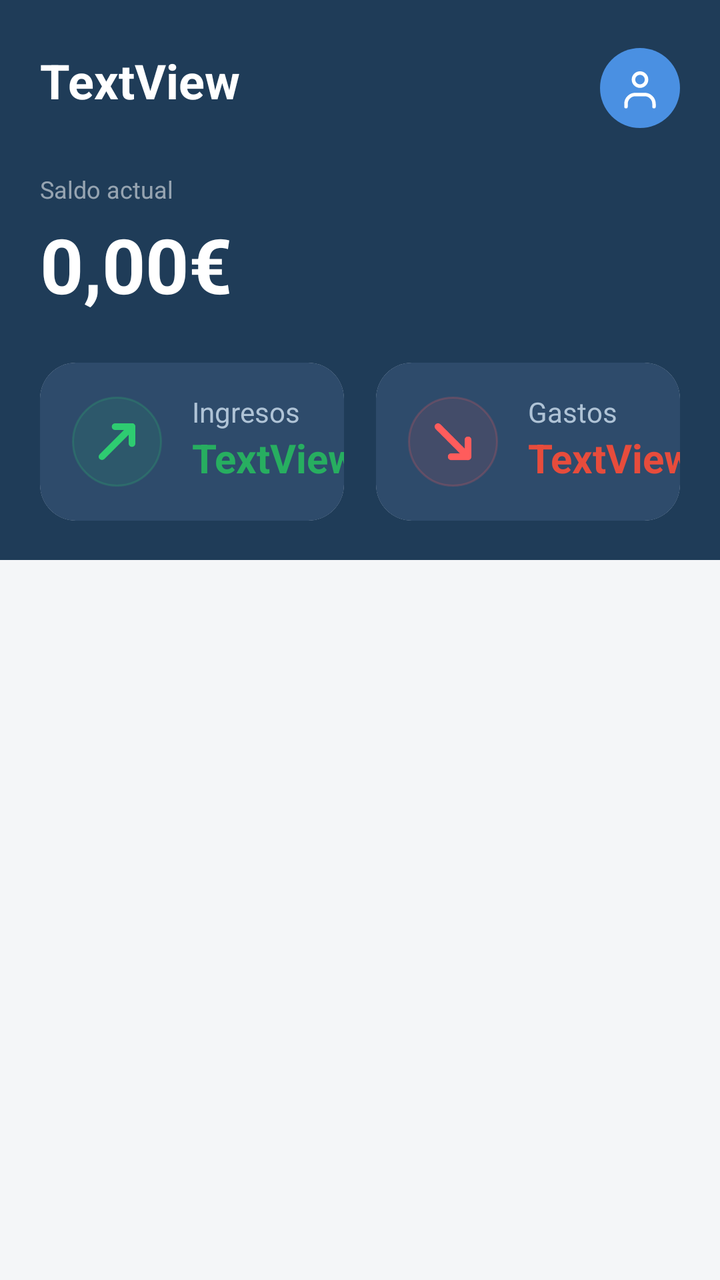
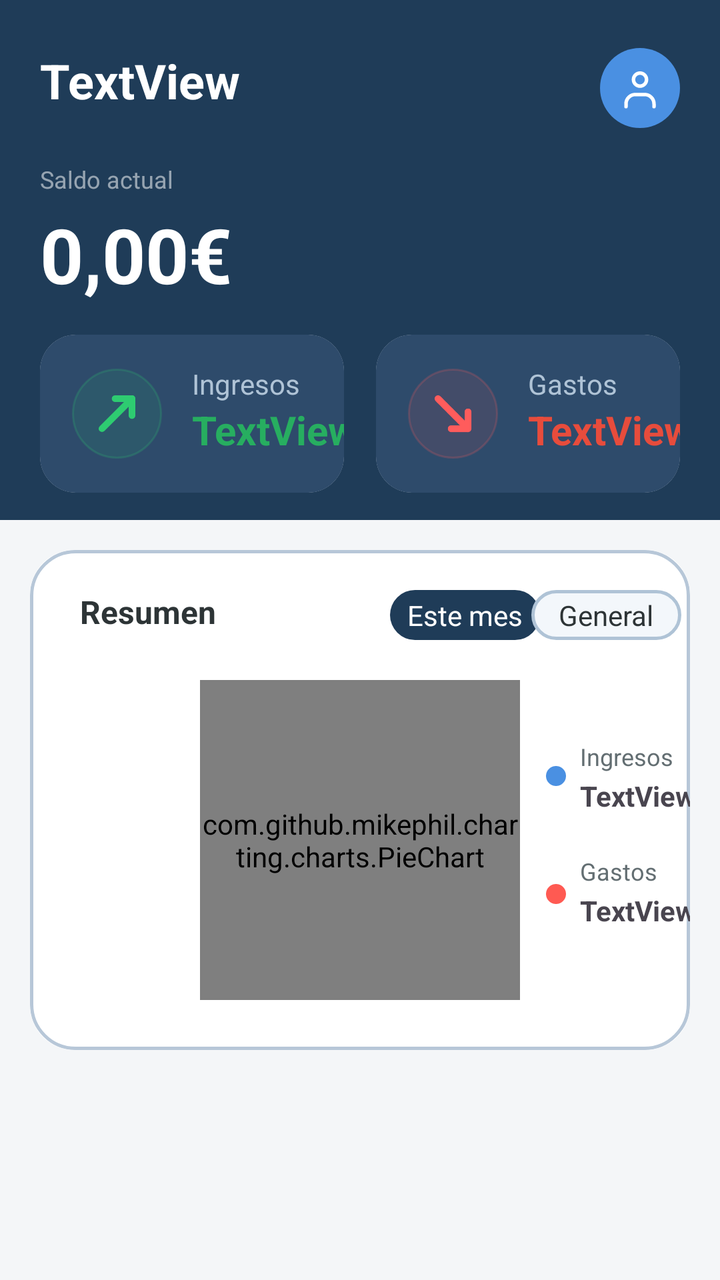

Before-and-after screenshots of an Android layout around one commit, followed by the original layout XML and the change that was made.
<!-- AndroidManifest.xml: application theme Theme.Balancea -->
<!-- res/layout/activity_principal.xml -->
<?xml version="1.0" encoding="utf-8"?>
<androidx.constraintlayout.widget.ConstraintLayout xmlns:android="http://schemas.android.com/apk/res/android"
    xmlns:app="http://schemas.android.com/apk/res-auto"
    xmlns:tools="http://schemas.android.com/tools"
    android:id="@+id/main"
    android:layout_width="wrap_content"
    android:layout_height="wrap_content"
    android:background="@color/fondo_principal"
    tools:context=".Ventanas.Principal">

    <androidx.constraintlayout.widget.ConstraintLayout
        android:layout_width="wrap_content"
        android:layout_height="280dp"
        android:background="@color/color_principal"
        app:layout_constraintEnd_toEndOf="parent"
        app:layout_constraintHorizontal_bias="0.0"
        app:layout_constraintStart_toStartOf="parent"
        app:layout_constraintTop_toTopOf="parent">

        <TextView
            android:id="@+id/campoSaludoUsuarioPrincipal"
            android:layout_width="wrap_content"
            android:layout_height="wrap_content"
            android:layout_marginStart="20dp"
            android:layout_marginTop="24dp"
            android:layout_marginEnd="335dp"
            android:text="TextView"
            android:textColor="@color/tarjetas_cards"
            android:textSize="24sp"
            android:textStyle="bold"
            app:layout_constraintEnd_toEndOf="parent"
            app:layout_constraintHorizontal_bias="0.0"
            app:layout_constraintStart_toStartOf="parent"
            app:layout_constraintTop_toTopOf="parent" />

        <ImageView
            android:id="@+id/imagenPerfilUsuarioPrincipal"
            android:layout_width="40dp"
            android:layout_height="40dp"
            android:layout_marginTop="24dp"
            android:layout_marginEnd="20dp"
            android:background="@drawable/bg_perfil"
            android:scaleType="centerInside"
            app:layout_constraintEnd_toEndOf="parent"
            app:layout_constraintHorizontal_bias="1.0"
            app:layout_constraintStart_toEndOf="@+id/campoSaludoUsuarioPrincipal"
            app:layout_constraintTop_toTopOf="parent"
            app:srcCompat="@drawable/boton_perfil" />

        <TextView
            android:id="@+id/textView"
            android:layout_width="wrap_content"
            android:layout_height="wrap_content"
            android:layout_marginStart="20dp"
            android:layout_marginTop="30dp"
            android:layout_marginEnd="335dp"
            android:text="@string/SaldoActual"
            android:textColor="#88FFFFFF"
            android:textSize="12sp"
            app:layout_constraintEnd_toEndOf="parent"
            app:layout_constraintHorizontal_bias="0.0"
            app:layout_constraintStart_toStartOf="parent"
            app:layout_constraintTop_toBottomOf="@+id/campoSaludoUsuarioPrincipal" />

        <TextView
            android:id="@+id/campoSaldoActualPrincipal"
            android:layout_width="wrap_content"
            android:layout_height="wrap_content"
            android:layout_marginStart="20dp"
            android:layout_marginTop="4dp"
            android:layout_marginEnd="335dp"
            android:text="0,00€"
            android:textColor="@color/tarjetas_cards"
            android:textSize="38sp"
            android:textStyle="bold"
            app:layout_constraintEnd_toEndOf="parent"
            app:layout_constraintHorizontal_bias="0.0"
            app:layout_constraintStart_toStartOf="parent"
            app:layout_constraintTop_toBottomOf="@+id/textView" />

        <androidx.cardview.widget.CardView
            android:id="@+id/cardView"
            android:layout_width="0dp"
            android:layout_height="wrap_content"
            android:layout_marginStart="20dp"
            android:layout_marginTop="24dp"
            android:layout_marginEnd="8dp"
            app:cardCornerRadius="18dp"
            app:cardElevation="0dp"
            app:layout_constraintEnd_toStartOf="@+id/cardView2"
            app:layout_constraintStart_toStartOf="parent"
            app:layout_constraintTop_toBottomOf="@+id/campoSaldoActualPrincipal">

            <androidx.constraintlayout.widget.ConstraintLayout
                android:layout_width="match_parent"
                android:layout_height="match_parent"
                android:background="#2E4B6B">

                <ImageView
                    android:id="@+id/imageView7"
                    android:layout_width="45dp"
                    android:layout_height="45dp"
                    android:layout_marginStart="16dp"
                    android:layout_marginTop="17dp"
                    android:layout_marginBottom="17dp"
                    android:background="@drawable/bg_ingreso"
                    app:layout_constraintBottom_toBottomOf="parent"
                    app:layout_constraintStart_toStartOf="parent"
                    app:layout_constraintTop_toTopOf="parent"
                    app:srcCompat="@drawable/ic_ingreso" />

                <TextView
                    android:id="@+id/textView5"
                    android:layout_width="wrap_content"
                    android:layout_height="wrap_content"
                    android:layout_marginStart="15dp"
                    android:layout_marginTop="15dp"
                    android:text="@string/Ingresos"
                    android:textColor="#AFC3D6"
                    app:layout_constraintEnd_toEndOf="parent"
                    app:layout_constraintHorizontal_bias="0.0"
                    app:layout_constraintStart_toEndOf="@+id/imageView7"
                    app:layout_constraintTop_toTopOf="parent" />

                <TextView
                    android:id="@+id/campoIngresosCardPrincipal"
                    android:layout_width="wrap_content"
                    android:layout_height="wrap_content"
                    android:layout_marginStart="15dp"
                    android:text="TextView"
                    android:textColor="@color/ingreso"
                    android:textSize="20sp"
                    android:textStyle="bold"
                    app:layout_constraintEnd_toEndOf="parent"
                    app:layout_constraintHorizontal_bias="0.0"
                    app:layout_constraintStart_toEndOf="@+id/imageView7"
                    app:layout_constraintTop_toBottomOf="@+id/textView5" />

            </androidx.constraintlayout.widget.ConstraintLayout>

        </androidx.cardview.widget.CardView>

        <androidx.cardview.widget.CardView
            android:id="@+id/cardView2"
            android:layout_width="0dp"
            android:layout_height="wrap_content"
            android:layout_marginStart="8dp"
            android:layout_marginTop="24dp"
            android:layout_marginEnd="20dp"
            app:cardCornerRadius="18dp"
            app:cardElevation="0dp"
            app:layout_constraintEnd_toEndOf="parent"
            app:layout_constraintStart_toEndOf="@+id/cardView"
            app:layout_constraintTop_toBottomOf="@+id/campoSaldoActualPrincipal">

            <androidx.constraintlayout.widget.ConstraintLayout
                android:layout_width="match_parent"
                android:layout_height="match_parent"
                android:background="#2E4B6B">

                <ImageView
                    android:id="@+id/imageView8"
                    android:layout_width="45dp"
                    android:layout_height="45dp"
                    android:layout_marginStart="16dp"
                    android:layout_marginTop="17dp"
                    android:layout_marginBottom="17dp"
                    android:background="@drawable/bg_gasto"
                    app:layout_constraintBottom_toBottomOf="parent"
                    app:layout_constraintStart_toStartOf="parent"
                    app:layout_constraintTop_toTopOf="parent"
                    app:srcCompat="@drawable/ic_gasto" />

                <TextView
                    android:id="@+id/textView6"
                    android:layout_width="wrap_content"
                    android:layout_height="wrap_content"
                    android:layout_marginStart="15dp"
                    android:layout_marginTop="15dp"
                    android:text="@string/Gastos"
                    android:textColor="#AFC3D6"
                    app:layout_constraintEnd_toEndOf="parent"
                    app:layout_constraintHorizontal_bias="0.0"
                    app:layout_constraintStart_toEndOf="@+id/imageView8"
                    app:layout_constraintTop_toTopOf="parent" />

                <TextView
                    android:id="@+id/campoGastosCardPrincipal"
                    android:layout_width="wrap_content"
                    android:layout_height="wrap_content"
                    android:layout_marginStart="15dp"
                    android:text="TextView"
                    android:textColor="@color/gasto"
                    android:textSize="20sp"
                    android:textStyle="bold"
                    app:layout_constraintEnd_toEndOf="parent"
                    app:layout_constraintHorizontal_bias="0.0"
                    app:layout_constraintStart_toEndOf="@+id/imageView8"
                    app:layout_constraintTop_toBottomOf="@+id/textView6" />
            </androidx.constraintlayout.widget.ConstraintLayout>

        </androidx.cardview.widget.CardView>

    </androidx.constraintlayout.widget.ConstraintLayout>

</androidx.constraintlayout.widget.ConstraintLayout>
<!-- resources referenced by this layout -->
<resources>
  <color name="color_principal">#FF1F3C58</color>
  <color name="fondo_principal">#FFF4F6F8</color>
  <color name="gasto">#E74C3C</color>
  <color name="ingreso">#27AE60</color>
  <color name="tarjetas_cards">#FFFFFFFF</color>
  <!-- drawable bg_gasto (drawable) -->
  <?xml version="1.0" encoding="utf-8"?>
  <shape xmlns:android="http://schemas.android.com/apk/res/android"
      android:shape="oval">
  
      <solid android:color="#1AFF5C5C"/>
  
      <stroke
          android:width="1dp"
          android:color="#33FF5C5C"/>
  
  </shape>
  <!-- drawable bg_ingreso (drawable) -->
  <?xml version="1.0" encoding="utf-8"?>
  <shape xmlns:android="http://schemas.android.com/apk/res/android"
      android:shape="oval">
  
      <solid android:color="#1A2ECC71"/>
  
      <stroke
          android:width="1dp"
          android:color="#332ECC71"/>
  
  </shape>
  <!-- drawable bg_perfil (drawable) -->
  <?xml version="1.0" encoding="utf-8"?>
  <shape xmlns:android="http://schemas.android.com/apk/res/android"
      android:shape="oval">
  
      <solid android:color="#4A90E2"/>
  
  </shape>
  <!-- drawable ic_gasto (drawable) -->
  <?xml version="1.0" encoding="utf-8"?>
  <vector xmlns:android="http://schemas.android.com/apk/res/android"
      android:width="24dp"
      android:height="24dp"
      android:viewportWidth="24"
      android:viewportHeight="24">
  
      <path
          android:pathData="M8,8L16,16"
          android:strokeColor="#FF5C5C"
          android:strokeWidth="1.8"
          android:strokeLineCap="round"
          android:fillColor="@android:color/transparent"/>
  
      <path
          android:pathData="M11.5,16H16V11.5"
          android:strokeColor="#FF5C5C"
          android:strokeWidth="1.8"
          android:strokeLineCap="round"
          android:strokeLineJoin="round"
          android:fillColor="@android:color/transparent"/>
  
  </vector>
  <string name="Gastos">Gastos</string>
  <string name="Ingresos">Ingresos</string>
  <string name="SaldoActual">Saldo actual</string>
  <style name="Theme.Balancea" parent="Base.Theme.Balancea" />
  <style name="Base.Theme.Balancea" parent="Theme.Material3.DayNight.NoActionBar">
          
          
      </style>
  <!-- unchanged entries left out for length: 2 -->
</resources>

<!-- the commit's change to res/layout/activity_principal.xml (unified diff, before → after) -->
@@ -9,8 +9,9 @@
     tools:context=".Ventanas.Principal">
 
     <androidx.constraintlayout.widget.ConstraintLayout
+        android:id="@+id/constraintLayout"
         android:layout_width="wrap_content"
-        android:layout_height="280dp"
+        android:layout_height="260dp"
         android:background="@color/color_principal"
         app:layout_constraintEnd_toEndOf="parent"
         app:layout_constraintHorizontal_bias="0.0"
@@ -52,7 +53,7 @@
             android:layout_width="wrap_content"
             android:layout_height="wrap_content"
             android:layout_marginStart="20dp"
-            android:layout_marginTop="30dp"
+            android:layout_marginTop="25dp"
             android:layout_marginEnd="335dp"
             android:text="@string/SaldoActual"
             android:textColor="#88FFFFFF"
@@ -83,7 +84,7 @@
             android:layout_width="0dp"
             android:layout_height="wrap_content"
             android:layout_marginStart="20dp"
-            android:layout_marginTop="24dp"
+            android:layout_marginTop="15dp"
             android:layout_marginEnd="8dp"
             app:cardCornerRadius="18dp"
             app:cardElevation="0dp"
@@ -145,7 +146,7 @@
             android:layout_width="0dp"
             android:layout_height="wrap_content"
             android:layout_marginStart="8dp"
-            android:layout_marginTop="24dp"
+            android:layout_marginTop="15dp"
             android:layout_marginEnd="20dp"
             app:cardCornerRadius="18dp"
             app:cardElevation="0dp"
@@ -203,4 +204,150 @@
 
     </androidx.constraintlayout.widget.ConstraintLayout>
 
+    <androidx.cardview.widget.CardView
+        android:layout_width="0dp"
+        android:layout_height="250dp"
+        android:layout_marginStart="15dp"
+        android:layout_marginTop="15dp"
+        android:layout_marginEnd="15dp"
+        android:background="@drawable/bordes_card"
+        android:padding="1dp"
+        app:cardCornerRadius="22dp"
+        app:cardElevation="0dp"
+        app:layout_constraintEnd_toEndOf="parent"
+        app:layout_constraintStart_toStartOf="parent"
+        app:layout_constraintTop_toBottomOf="@+id/constraintLayout">
+
+        <androidx.constraintlayout.widget.ConstraintLayout
+            android:layout_width="match_parent"
+            android:layout_height="match_parent"
+            android:background="@drawable/bordes_card">
+
+            <TextView
+                android:id="@+id/textView4"
+                android:layout_width="wrap_content"
+                android:layout_height="wrap_content"
+                android:layout_marginStart="25dp"
+                android:layout_marginTop="20dp"
+                android:text="@string/Resumen"
+                android:textColor="@color/texto_principal"
+                android:textSize="16sp"
+                android:textStyle="bold"
+                app:layout_constraintStart_toStartOf="parent"
+                app:layout_constraintTop_toTopOf="parent" />
+
+            <TextView
+                android:id="@+id/campoEsteMesPrincipal"
+                android:layout_width="75dp"
+                android:layout_height="wrap_content"
+                android:layout_marginStart="120dp"
+                android:layout_marginTop="20dp"
+                android:layout_marginEnd="108dp"
+                android:background="@drawable/tab_activo"
+                android:gravity="center"
+                android:padding="3dp"
+                android:text="@string/EsteMes"
+                android:textColor="@color/tarjetas_cards"
+                android:textSize="14sp"
+                app:layout_constraintEnd_toEndOf="parent"
+                app:layout_constraintStart_toEndOf="@+id/textView4"
+                app:layout_constraintTop_toTopOf="parent" />
+
+            <TextView
+                android:id="@+id/campoGeneralPrincipal"
+                android:layout_width="75dp"
+                android:layout_height="wrap_content"
+                android:layout_marginStart="20dp"
+                android:layout_marginTop="20dp"
+                android:layout_marginEnd="29dp"
+                android:background="@drawable/tab_inactivo"
+                android:gravity="center"
+                android:padding="3dp"
+                android:text="@string/General"
+                android:textColor="@color/texto_principal"
+                android:textSize="14sp"
+                app:layout_constraintEnd_toEndOf="parent"
+                app:layout_constraintStart_toEndOf="@+id/campoEsteMesPrincipal"
+                app:layout_constraintTop_toTopOf="parent" />
+
+            <com.github.mikephil.charting.charts.PieChart
+                android:id="@+id/graficaResumen"
+
+                android:layout_width="160dp"
+                android:layout_height="160dp"
+
+                android:layout_marginTop="20dp"
+
+                app:layout_constraintEnd_toEndOf="parent"
+                app:layout_constraintStart_toStartOf="parent"
+                app:layout_constraintTop_toBottomOf="@id/campoEsteMesPrincipal" />
+
+            <TextView
+                android:id="@+id/textView7"
+                android:layout_width="wrap_content"
+                android:layout_height="wrap_content"
+                android:layout_marginStart="30dp"
+                android:layout_marginTop="50dp"
+                android:text="@string/Ingresos"
+                android:textColor="@color/texto_secundario"
+                android:textSize="12sp"
+                app:layout_constraintStart_toEndOf="@+id/graficaResumen"
+                app:layout_constraintTop_toBottomOf="@+id/campoEsteMesPrincipal" />
+
+            <TextView
+                android:id="@+id/textView8"
+                android:layout_width="wrap_content"
+                android:layout_height="wrap_content"
+                android:layout_marginStart="30dp"
+                android:layout_marginTop="20dp"
+                android:text="@string/Gastos"
+                android:textColor="@color/texto_secundario"
+                android:textSize="12sp"
+                app:layout_constraintStart_toEndOf="@+id/graficaResumen"
+                app:layout_constraintTop_toBottomOf="@+id/campoIngresosResumenPrincipal" />
+
+            <TextView
+                android:id="@+id/campoIngresosResumenPrincipal"
+                android:layout_width="wrap_content"
+                android:layout_height="wrap_content"
+                android:layout_marginStart="30dp"
+                android:layout_marginTop="2dp"
+                android:text="TextView"
+                android:textStyle="bold"
+                app:layout_constraintStart_toEndOf="@+id/graficaResumen"
+                app:layout_constraintTop_toBottomOf="@+id/textView7" />
+
+            <TextView
+                android:id="@+id/campoGastosResumenPrincipal"
+                android:layout_width="wrap_content"
+                android:layout_height="wrap_content"
+                android:layout_marginStart="30dp"
+                android:layout_marginTop="2dp"
+                android:text="TextView"
+                android:textStyle="bold"
+                app:layout_constraintStart_toEndOf="@+id/graficaResumen"
+                app:layout_constraintTop_toBottomOf="@+id/textView8" />
+
+            <ImageView
+                android:id="@+id/imageView6"
+                android:layout_width="10dp"
+                android:layout_height="10dp"
+                android:layout_marginStart="13dp"
+                android:layout_marginTop="108dp"
+                app:layout_constraintStart_toEndOf="@+id/graficaResumen"
+                app:layout_constraintTop_toTopOf="parent"
+                app:srcCompat="@drawable/azul_grafica" />
+
+            <ImageView
+                android:id="@+id/imageView9"
+                android:layout_width="10dp"
+                android:layout_height="10dp"
+                android:layout_marginStart="13dp"
+                android:layout_marginTop="49dp"
+                app:layout_constraintStart_toEndOf="@+id/graficaResumen"
+                app:layout_constraintTop_toBottomOf="@+id/imageView6"
+                app:srcCompat="@drawable/rojo_grafica" />
+        </androidx.constraintlayout.widget.ConstraintLayout>
+    </androidx.cardview.widget.CardView>
+
 </androidx.constraintlayout.widget.ConstraintLayout>
<!-- resource entries referenced after the edit -->
@@ -5,6 +5,15 @@
   <color name="gasto">#E74C3C</color>
   <color name="ingreso">#27AE60</color>
   <color name="tarjetas_cards">#FFFFFFFF</color>
+  <color name="texto_principal">#FF2D3436</color>
+  <color name="texto_secundario">#FF636E72</color>
+  <!-- drawable azul_grafica (drawable) -->
+  <shape xmlns:android="http://schemas.android.com/apk/res/android"
+      android:shape="oval">
+  
+      <solid android:color="#4A90E2"/>
+  
+  </shape>
   <!-- drawable bg_gasto (drawable) -->
   <?xml version="1.0" encoding="utf-8"?>
   <shape xmlns:android="http://schemas.android.com/apk/res/android"
@@ -37,6 +46,19 @@
       <solid android:color="#4A90E2"/>
   
   </shape>
+  <!-- drawable bordes_card (drawable) -->
+  <?xml version="1.0" encoding="utf-8"?>
+  <shape xmlns:android="http://schemas.android.com/apk/res/android">
+  
+      <solid android:color="#FFFFFF"/>
+  
+      <corners android:radius="22dp"/>
+  
+      <stroke
+          android:width="1.5dp"
+          android:color="#B7C7D8"/>
+  
+  </shape>
   <!-- drawable ic_gasto (drawable) -->
   <?xml version="1.0" encoding="utf-8"?>
   <vector xmlns:android="http://schemas.android.com/apk/res/android"
@@ -61,8 +83,40 @@
           android:fillColor="@android:color/transparent"/>
   
   </vector>
+  <!-- drawable rojo_grafica (drawable) -->
+  <shape xmlns:android="http://schemas.android.com/apk/res/android"
+      android:shape="oval">
+  
+      <solid android:color="#FF5A52"/>
+  
+  </shape>
+  <!-- drawable tab_activo (drawable) -->
+  <?xml version="1.0" encoding="utf-8"?>
+  <shape xmlns:android="http://schemas.android.com/apk/res/android">
+  
+      <solid android:color="#1F3C58"/>
+  
+      <corners android:radius="14dp"/>
+  
+  </shape>
+  <!-- drawable tab_inactivo (drawable) -->
+  <?xml version="1.0" encoding="utf-8"?>
+  <shape xmlns:android="http://schemas.android.com/apk/res/android">
+  
+      <solid android:color="#F3F7FB"/>
+  
+      <corners android:radius="14dp"/>
+  
+      <stroke
+          android:width="1.5dp"
+          android:color="#AFC3D6"/>
+  
+  </shape>
+  <string name="EsteMes">Este mes</string>
   <string name="Gastos">Gastos</string>
+  <string name="General">General</string>
   <string name="Ingresos">Ingresos</string>
+  <string name="Resumen">Resumen</string>
   <string name="SaldoActual">Saldo actual</string>
   <style name="Theme.Balancea" parent="Base.Theme.Balancea" />
   <style name="Base.Theme.Balancea" parent="Theme.Material3.DayNight.NoActionBar">
